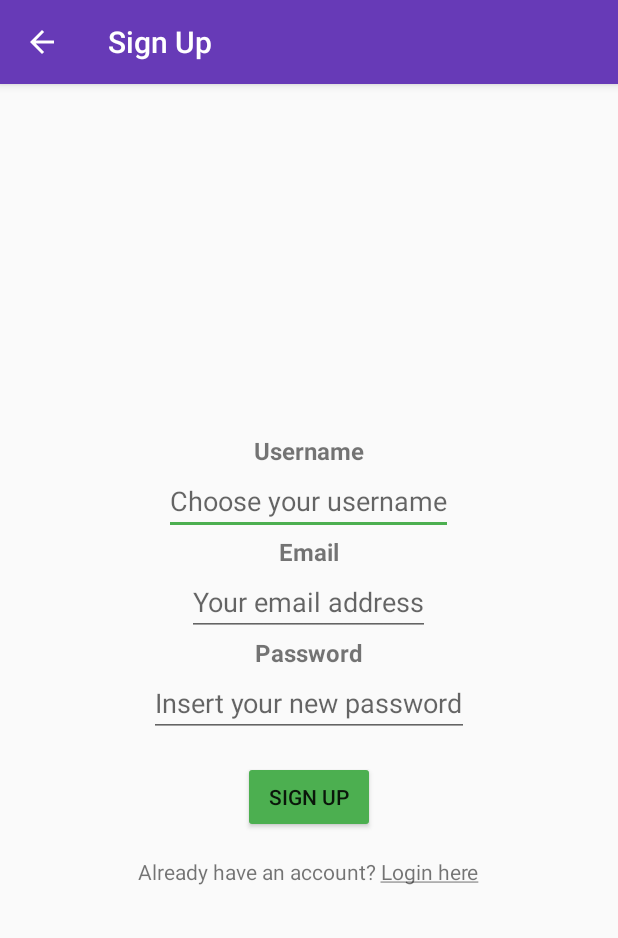
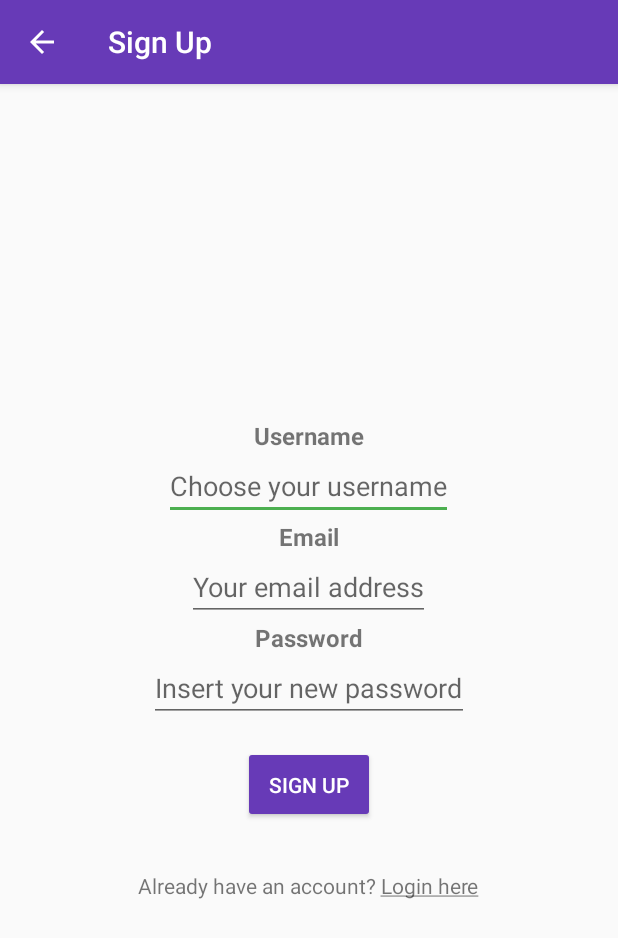
Before and after one commit to BetaLemon/AndroidStudioENTI, an Android app: the SignUpActivity screen opened directly, with no data from a screen before it, on a phone screen of 412 x 824 dp. Shown: the top 938 px of the screen. Run offline under Robolectric (Android 15) with nearby library versions, the phone set to English and light mode, and no system bars; our stand-ins replace Firebase (no records; nobody signed in at launch, a user with empty details on screens opened directly).

Commit message:
Finished setting dimens and strings

```diff
--- a/SocialWall/app/src/main/res/layout/activity_sign_up.xml
+++ b/SocialWall/app/src/main/res/layout/activity_sign_up.xml
@@ -1,71 +1,79 @@
 <?xml version="1.0" encoding="utf-8"?>
-<LinearLayout
-        xmlns:android="http://schemas.android.com/apk/res/android"
+<LinearLayout xmlns:android="http://schemas.android.com/apk/res/android"
     xmlns:tools="http://schemas.android.com/tools"
     android:layout_width="match_parent"
     android:layout_height="match_parent"
+    android:gravity="center"
     android:orientation="vertical"
-        android:gravity="center"
     tools:context=".activities.SignUpActivity">
 
     <!-- Username -->
-    <TextView android:layout_width="wrap_content"
-              android:layout_height="wrap_content"
-              android:textSize="16sp"
-              android:textStyle="bold"
-              android:text="Username"/>
-    <EditText android:id="@+id/usernameInput"
+    <TextView
         android:layout_width="wrap_content"
         android:layout_height="wrap_content"
-              android:hint="Choose your username"/>
+        android:text="@string/register_username_header"
+        android:textSize="@dimen/text_medium"
+        android:textStyle="bold" />
+
+    <EditText
+        android:id="@+id/usernameInput"
+        android:layout_width="wrap_content"
+        android:layout_height="wrap_content"
+        android:hint="@string/register_username_textFieldHint" />
 
     <!-- Email -->
-    <TextView android:layout_width="wrap_content"
-              android:layout_height="wrap_content"
-              android:textSize="16sp"
-              android:textStyle="bold"
-              android:text="Email"/>
-    <EditText android:id="@+id/emailInput"
+    <TextView
         android:layout_width="wrap_content"
         android:layout_height="wrap_content"
-              android:inputType="textEmailAddress"
-              android:hint="Your email address"/>
+        android:text="@string/register_email_header"
+        android:textSize="@dimen/text_medium"
+        android:textStyle="bold" />
+
+    <EditText
+        android:id="@+id/emailInput"
+        android:layout_width="wrap_content"
+        android:layout_height="wrap_content"
+        android:hint="@string/register_email_textFieldHint"
+        android:inputType="textEmailAddress" />
 
     <!-- Password -->
-    <TextView android:layout_width="wrap_content"
-              android:layout_height="wrap_content"
-              android:textSize="16sp"
-              android:textStyle="bold"
-              android:text="Password"/>
-    <EditText android:id="@+id/passwordInput"
+    <TextView
         android:layout_width="wrap_content"
         android:layout_height="wrap_content"
-              android:inputType="textPassword"
-              android:hint="Insert your new password"/>
+        android:text="@string/register_password_header"
+        android:textSize="@dimen/text_medium"
+        android:textStyle="bold" />
+
+    <EditText
+        android:id="@+id/passwordInput"
+        android:layout_width="wrap_content"
+        android:layout_height="wrap_content"
+        android:hint="@string/register_password_textFieldHint"
+        android:inputType="textPassword" />
 
     <!-- Submit -->
-    <Button
+    <android.support.design.button.MaterialButton
         android:id="@+id/submitButton"
+        style="@style/Widget.AppCompat.Button.Colored"
         android:layout_width="wrap_content"
         android:layout_height="wrap_content"
+        android:layout_margin="@dimen/margin_medium"
         android:backgroundTint="@color/colorAccent"
-            android:layout_marginTop="@dimen/margin"
-            android:text="Sign Up"
-            />
+        android:text="@string/register_button_text" />
 
     <ProgressBar
         android:id="@+id/signUp_progressBar"
-        android:layout_width="32dp"
-        android:layout_height="32dp"
-        android:layout_marginTop="16dp"
-        android:visibility="gone"/>
+        android:layout_width="@dimen/progressbar_size"
+        android:layout_height="@dimen/progressbar_size"
+        android:layout_marginTop="@dimen/register_marginTop"
+        android:visibility="gone" />
 
     <!-- Go To Login -->
     <TextView
         android:id="@+id/goToLogin"
         android:layout_width="wrap_content"
         android:layout_height="wrap_content"
-              android:layout_marginTop="@dimen/margin"
-              android:text="@string/register_goto_login"/>
+        android:layout_marginTop="@dimen/register_marginTop"
+        android:text="@string/register_goto_login" />
 
 </LinearLayout>
--- a/SocialWall/app/src/main/res/layout/fragment_news.xml
+++ b/SocialWall/app/src/main/res/layout/fragment_news.xml
@@ -8,8 +8,7 @@
     <android.support.v4.widget.SwipeRefreshLayout
         android:id="@+id/newsRefreshSwipe"
         android:layout_width="wrap_content"
-        android:layout_height="wrap_content"
-        android:layout_above="@+id/boardTextFieldRelativeLayout">
+        android:layout_height="wrap_content">
 
     <android.support.v7.widget.RecyclerView
         android:id="@+id/newsRecyclerView"
--- a/SocialWall/app/src/main/res/values/dimens.xml
+++ b/SocialWall/app/src/main/res/values/dimens.xml
@@ -1,6 +1,36 @@
 <?xml version="1.0" encoding="utf-8"?>
 <resources>
 
-    <dimen name="margin">16dp</dimen>
+    <!-- Generic dimensions -->
+    <dimen name="margin_medium">16dp</dimen>
+
+    <dimen name="text_medium">16sp</dimen>
+    <dimen name="text_date">12sp</dimen>
+
+    <!-- Login -->
+    <dimen name="login_marginTop">16dp</dimen>
+
+    <!-- Register -->
+    <dimen name="register_marginTop">16dp</dimen>
+    <dimen name="progressbar_size">32dp</dimen>
+
+    <!-- Board -->
+    <dimen name="message_margin">5dp</dimen>
+    <dimen name="message_avatarMarginRight">10dp</dimen>
+    <dimen name="message_avatarSize">45dp</dimen>
+    <dimen name="elevation_sendMessageBar">20dp</dimen>
+
+    <!-- News -->
+    <dimen name="news_margin">5dp</dimen>
+    <dimen name="news_content_margin">10dp</dimen>
+    <dimen name="news_image_margin">10dp</dimen>
+
+    <!-- Profile -->
+    <dimen name="profile_avatarSize">240dp</dimen>
+    <dimen name="profile_avatarMarginBottom">20dp</dimen>
+    <dimen name="profile_usernameTextSize">20sp</dimen>
+    <dimen name="profile_emailTextSize">17sp</dimen>
+    <dimen name="profile_logoutButton_marginTop">20dp</dimen>
+    <dimen name="profile_logoutButton_cornerRadius">10dp</dimen>
 
 </resources>
--- a/SocialWall/app/src/main/res/values/strings.xml
+++ b/SocialWall/app/src/main/res/values/strings.xml
@@ -14,18 +14,48 @@
     <!-- Board Fragment -->
     <string name="add_message_success">Message added successfully!</string>
     <string name="add_message_error">Error sending message :(</string>
+    <string name="message_username_placeholder">Username</string>
+    <string name="message_text_placeholder">Here goes the message text.</string>
+    <string name="message_date_placeholder">Monday 02/12/1996 11:30</string>
+    <string name="board_send_button">Send</string>
+
 
     <!-- News Fragment -->
     <string name="news_refresh_error">Error: Could not retrieve message list.</string>
+    <string name="news_title_placeholder">Here goes the news title.</string>
+    <string name="news_author_placeholder">Author</string>
+    <string name="news_description_placeholder">News description.</string>
+    <string name="news_date_placeholder">Monday 02/12/1996 11:30</string>
+
+
+    <!-- Profile Fragment -->
+    <string name="profile_get_error">Error: Could not retrieve profile data.</string>
+    <string name="profile_username_placeholder">Username</string>
+    <string name="profile_email_placeholder">example@email.com</string>
+    <string name="profile_logout_button">Log Out</string>
 
     <!-- SignUp Activity-->
     <string name="register_goto_login">Already have an account? <u>Login here</u></string>
     <string name="register_successful">Signed up successfully!</string>
     <string name="register_error">Unable to create account.\nCheck that you entered a valid email address\n
     and a long enough password.</string>
+    <string name="register_username_header">Username</string>
+    <string name="register_email_header">Email</string>
+    <string name="register_password_header">Password</string>
+    <string name="register_username_textFieldHint">Choose your username</string>
+    <string name="register_email_textFieldHint">Your email address</string>
+    <string name="register_password_textFieldHint">Insert your new password</string>
+    <string name="register_button_text">Sign Up</string>
+
 
     <!-- Login Activity-->
     <string name="login_goto_register">Already have an account? <u>Login here</u></string>
     <string name="login_successful">Logged in successfully!</string>
     <string name="login_wrong_credentials">Logged in successfully!</string>
+    <string name="login_email_header">Email</string>
+    <string name="login_password_header">Password</string>
+    <string name="login_email_textFieldHint">Enter your email address</string>
+    <string name="login_password_textFieldHint">Enter your password</string>
+    <string name="login_button_text">Log In</string>
+
 </resources>
```
Also changed, not shown: SocialWall/app/src/main/java/org/neocities/betalemon/socialwall/Constant.kt (+19 -19 lines), SocialWall/app/src/main/java/org/neocities/betalemon/socialwall/fragments/ProfileFragment.kt (+5 -10 lines), SocialWall/app/src/main/res/layout/activity_log_in.xml (+12 -12 lines), SocialWall/app/src/main/res/layout/board_message.xml (+9 -9 lines), SocialWall/app/src/main/res/layout/fragment_board.xml (+1 -11 lines), SocialWall/app/src/main/res/layout/fragment_profile.xml (+9 -9 lines), SocialWall/app/src/main/res/layout/news_message.xml (+9 -9 lines). Lines whose indentation alone changed are shown as unchanged.
